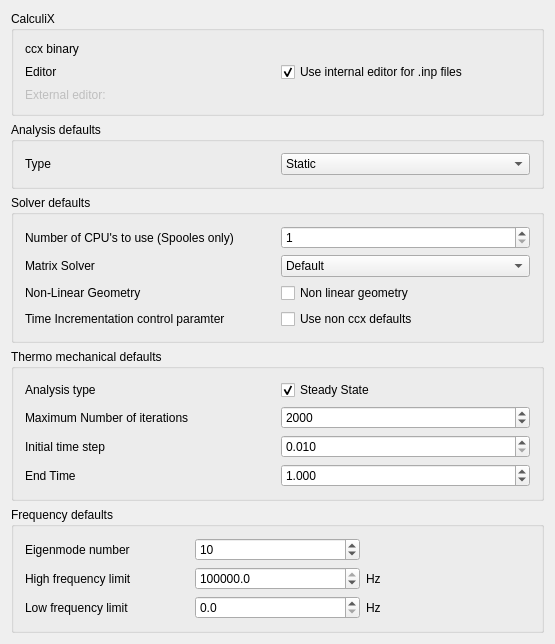
Qt form src/Mod/Fem/Gui/DlgSettingsFemCcx.ui (berndhahnebach/All_FreeCAD) before a commit.
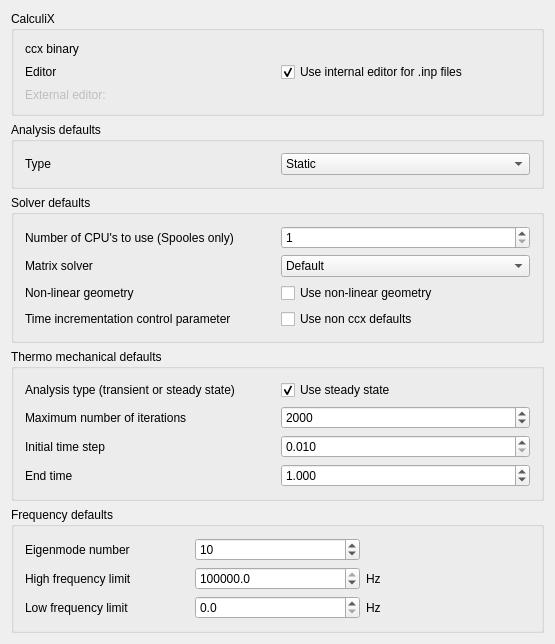
The same form after that commit. Icons and pictures are not drawn. Custom widgets are drawn as their Qt base class.

Commit message: FEM: GUI: prefs: typos in dialogs

The edit to the form file:
```diff
--- a/src/Mod/Fem/Gui/DlgSettingsFemCcx.ui
+++ b/src/Mod/Fem/Gui/DlgSettingsFemCcx.ui
@@ -281,14 +281,14 @@
           <item row="4" column="0">
            <widget class="QLabel" name="l_use_iterations_param">
             <property name="text">
-             <string>Time Incrementation control paramter</string>
+             <string>Time incrementation control parameter</string>
             </property>
            </widget>
           </item>
           <item row="2" column="1">
            <widget class="Gui::PrefCheckBox" name="cb_ccx_non_lin_geom">
             <property name="text">
-             <string>Non linear geometry</string>
+             <string>Use non-linear geometry</string>
             </property>
             <property name="checked">
              <bool>false</bool>
@@ -307,14 +307,14 @@
              <bool>true</bool>
             </property>
             <property name="text">
-             <string>Matrix Solver</string>
+             <string>Matrix solver</string>
             </property>
            </widget>
           </item>
           <item row="2" column="0">
            <widget class="QLabel" name="l_non_lin_geom">
             <property name="text">
-             <string>Non-Linear Geometry</string>
+             <string>Non-linear geometry</string>
             </property>
            </widget>
           </item>
@@ -382,7 +382,7 @@
           <item row="3" column="0">
            <widget class="QLabel" name="l_ccx_max_iterations">
             <property name="text">
-             <string>Maximum Number of iterations</string>
+             <string>Maximum number of iterations</string>
             </property>
            </widget>
           </item>
@@ -443,14 +443,14 @@
           <item row="5" column="0">
            <widget class="QLabel" name="l_ccx_analysis_time">
             <property name="text">
-             <string>End Time</string>
+             <string>End time</string>
             </property>
            </widget>
           </item>
           <item row="1" column="1">
            <widget class="Gui::PrefCheckBox" name="cb_static">
             <property name="text">
-             <string>Steady State</string>
+             <string>Use steady state</string>
             </property>
             <property name="checked">
              <bool>true</bool>
@@ -466,7 +466,7 @@
           <item row="1" column="0">
            <widget class="QLabel" name="l_static">
             <property name="text">
-             <string>Analysis type</string>
+             <string>Analysis type (transient or steady state)</string>
             </property>
            </widget>
           </item>
```
The commit also changes 1 other file.
